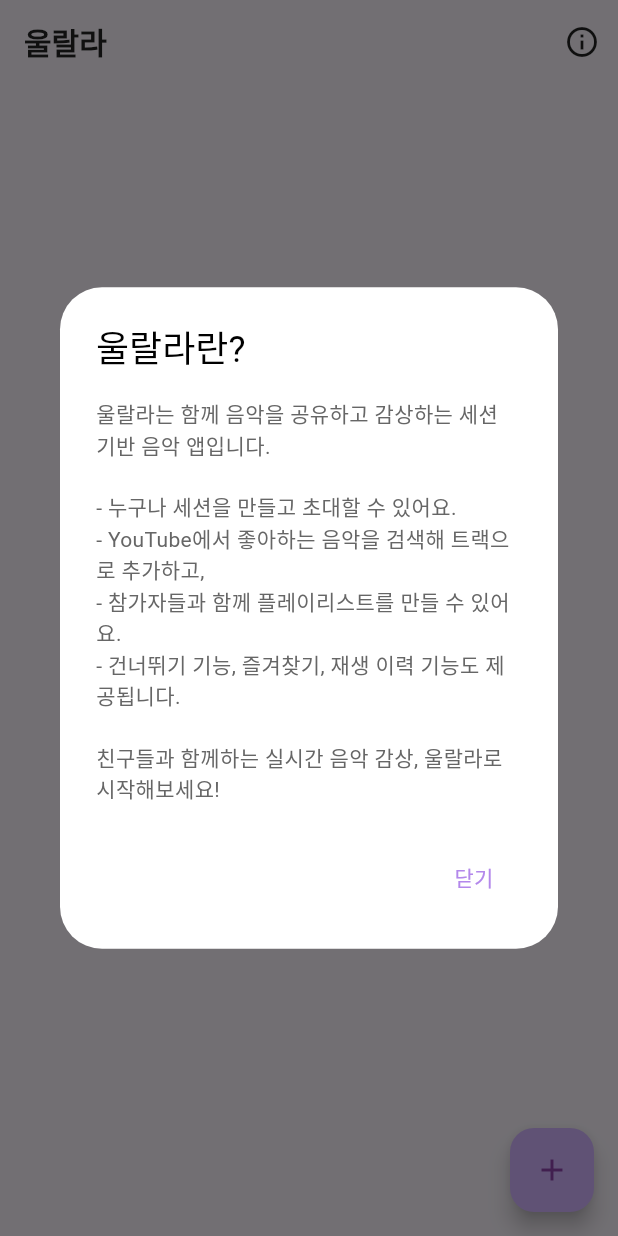
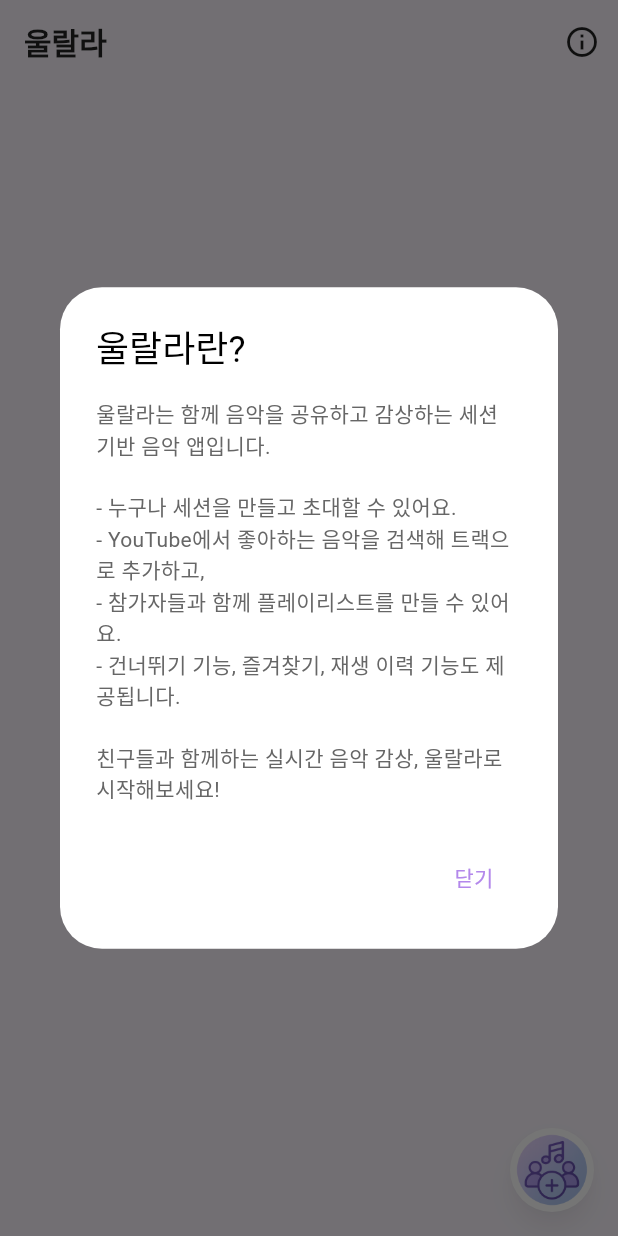
Before and after one commit to idlepoe/ulala_now2, a Flutter app: the screen it shows after launch, after a tap on the "info outline" icon, on a phone screen of 412 x 824 dp. Run offline on Flutter 3.47's test engine with Material 3 defaults, Android fonts, the phone set to English and light mode, and no system bars; our stand-ins replace cached_network_image, cloud_firestore, dio, firebase_auth, firebase_core, firebase_storage and 11 more; missing offline and left inert: flutter_web_frame; accounts and stored records are empty; generated files the repository leaves out were written again; network calls fail; Roboto replaces fonts that are missing (MapoGoldenPier).

Commit message:
dj모드 추가

```diff
--- a/lib/app/data/models/session.dart
+++ b/lib/app/data/models/session.dart
@@ -55,8 +55,6 @@ enum SessionMode {
   general,
   @JsonValue('dj')
   dj,
-  @JsonValue('shuffle')
-  shuffle,
 }
 
 @freezed
--- a/lib/app/data/utils/api_service.dart
+++ b/lib/app/data/utils/api_service.dart
@@ -161,7 +161,8 @@ class ApiService {
   static Future<Session> createSession(
     String name, {
     required bool isPrivate,
-  }) async {
+        required SessionMode mode, // ✅ 모드 추가
+      }) async {
     final user = FirebaseAuth.instance.currentUser;
     final nickname = user?.displayName ?? "익명";
     final avatarUrl = user?.photoURL ?? "";
@@ -173,6 +174,7 @@ class ApiService {
         "nickname": nickname,
         "avatarUrl": avatarUrl,
         "isPrivate": isPrivate,
+        "mode": mode.name, // ✅ 문자열로 전달
       },
     );
 
--- a/lib/app/modules/home/controllers/home_controller.dart
+++ b/lib/app/modules/home/controllers/home_controller.dart
@@ -96,6 +96,7 @@ class HomeController extends GetxController {
                       final session = await ApiService.createSession(
                         name,
                         isPrivate: isPrivate.value,
+                        mode: selectedMode.value,
                       );
                       await joinSession(session.id);
                     } catch (e) {
@@ -227,8 +228,6 @@ class HomeController extends GetxController {
         return "🎵 일반 모드: 모두가 트랙을 추가하고 스킵할 수 있어요.";
       case SessionMode.dj:
         return "🎧 DJ 모드: 호스트만 트랙을 추가하고 조작할 수 있어요.";
-      case SessionMode.shuffle:
-        return "🔀 셔플 모드: 재생 순서가 무작위로 정해져요.";
     }
   }
 }
--- a/lib/app/modules/home/views/home_view.dart
+++ b/lib/app/modules/home/views/home_view.dart
@@ -211,10 +211,39 @@ class HomeView extends GetView<HomeController> {
           ),
         );
       }),
-      floatingActionButton: FloatingActionButton(
-        onPressed: () => controller.openCreateSessionSheet(context),
-        child: const Icon(Icons.add),
-        tooltip: '세션 만들기',
+      floatingActionButton: Builder(
+        builder: (context) {
+          final isDark = Theme.of(context).brightness == Brightness.dark;
+          final bgColor = isDark ? Colors.grey.shade800 : Colors.white;
+          final shadowColor = isDark ? Colors.black45 : Colors.black26;
+          return Material(
+            color: Colors.transparent,
+            elevation: 6,
+            shadowColor: shadowColor,
+            shape: const CircleBorder(),
+            child: InkWell(
+              onTap: () => controller.openCreateSessionSheet(context),
+              customBorder: const CircleBorder(),
+              child: Ink(
+                decoration: BoxDecoration(
+                  color: bgColor,
+                  shape: BoxShape.circle,
+                ),
+                width: 56,
+                height: 56,
+                child: Center(
+                  child: Image.asset(
+                    'assets/images/ic_session_make.png',
+                    width: 56,
+                    height: 56,
+                    fit: BoxFit.contain,
+                    color: isDark ? Colors.white : null, // 필요 시 아이콘 색상 보정
+                  ),
+                ),
+              ),
+            ),
+          );
+        },
       ),
     );
   }
@@ -242,8 +271,6 @@ class HomeView extends GetView<HomeController> {
         return '일반 모드';
       case SessionMode.dj:
         return 'DJ 모드';
-      case SessionMode.shuffle:
-        return '셔플 모드';
       default:
         return '';
     }
--- a/lib/app/modules/session/views/session_app_bar.dart
+++ b/lib/app/modules/session/views/session_app_bar.dart
@@ -72,7 +72,7 @@ class SessionAppBar extends StatelessWidget implements PreferredSizeWidget {
               children: [
                 IconButton(
                   icon: const Icon(Icons.playlist_add),
-                  tooltip: canControl ? "트랙 추가" : "DJ만 트랙을 추가할 수 있어요",
+                  tooltip: canControl ? "트랙 추가" : "DJ만",
                   onPressed: (!canControl) ? null : onAddTrack,
                   color: canControl ? null : Colors.grey,
                 ),
--- a/lib/app/modules/session/widgets/upcoming_track_tile.dart
+++ b/lib/app/modules/session/widgets/upcoming_track_tile.dart
@@ -37,8 +37,6 @@ class UpcomingTrackTile extends StatelessWidget {
 
     return parts.join(' ');
   }
-
-
 
   @override
   Widget build(BuildContext context) {
@@ -91,6 +89,7 @@ class UpcomingTrackTile extends StatelessWidget {
                     children: [
                       Expanded(
                         child: Column(
+                          crossAxisAlignment: CrossAxisAlignment.start,
                           children: [
                             Text(
                               track.title,
```
Also changed, not shown: lib/app/modules/session/controllers/session_controller.dart (+13 -10 lines), lib/app/modules/session/views/session_player_view.dart (+24 -8 lines), lib/app/modules/session/widgets/participant_chip.dart (+64 -9 lines), lib/app/modules/session/widgets/track_search_bottom_sheet.dart (+3 -4 lines), assets/images/ic_no_music.png (added), lib/app/data/models/session.g.dart, 2 other files.
